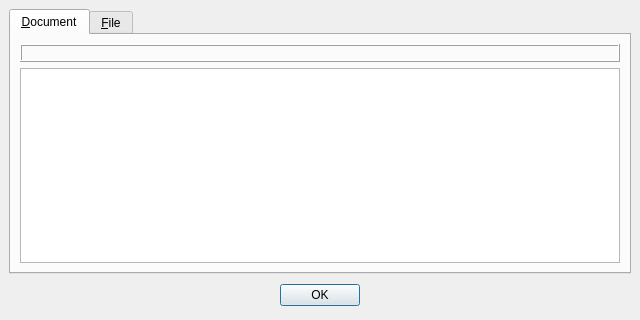
This is src/qdjviewinfodialog.ui in barak/djview4 as Qt 5 draws it before an edit. The edited form follows.
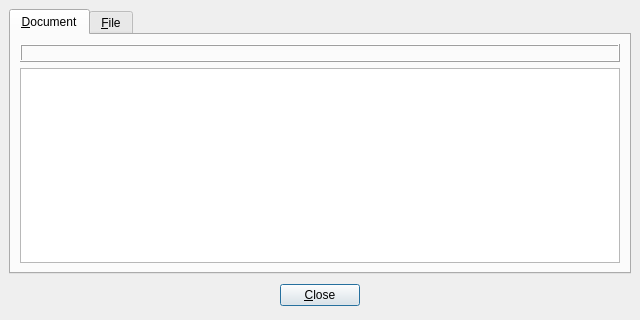
This is the edited form. Icons and pictures are not drawn.

Commit message: Finished information dialog.

```diff
--- a/src/qdjviewinfodialog.ui
+++ b/src/qdjviewinfodialog.ui
@@ -169,7 +169,7 @@
      <item>
       <widget class="QPushButton" name="okButton" >
        <property name="text" >
-        <string>OK</string>
+        <string>&amp;Close</string>
        </property>
        <property name="default" >
         <bool>true</bool>
```
The commit also changes 2 other files.
